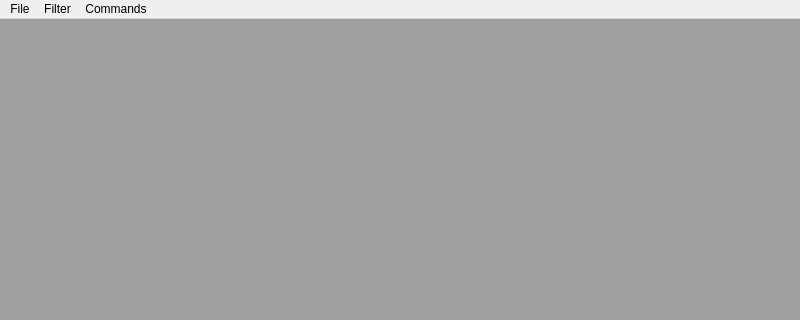
Qt form cgmainwindow.ui (itumashyk/CG2012) before a commit; both pictures show x 0 to 800 and y 0 to 320 of the 800 by 600 pixel window.
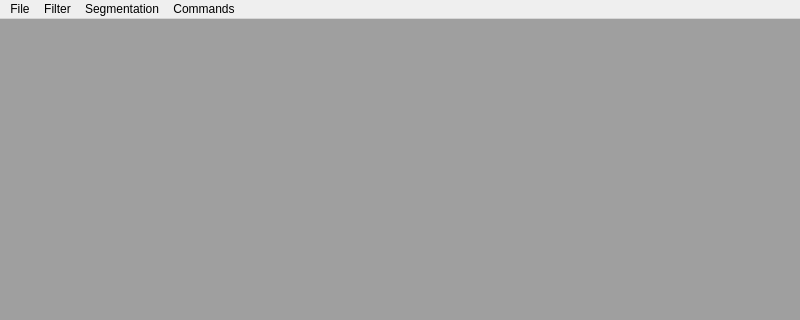
The same form after that commit.

Commit message: Histogramm segmentation added

```diff
--- a/cgmainwindow.ui
+++ b/cgmainwindow.ui
@@ -62,8 +62,15 @@
     </property>
     <addaction name="actionShow_Histogram"/>
    </widget>
+   <widget class="QMenu" name="menuSegmentation">
+    <property name="title">
+     <string>Segmentation</string>
+    </property>
+    <addaction name="actionHistogramm_segmentation"/>
+   </widget>
    <addaction name="menuFile"/>
    <addaction name="menuFilter"/>
+   <addaction name="menuSegmentation"/>
    <addaction name="menuCommands"/>
   </widget>
   <widget class="QStatusBar" name="statusbar"/>
```
Left out of the diff: 5 changed lines with no effect on the pictures. The commit also changes 5 other files.
